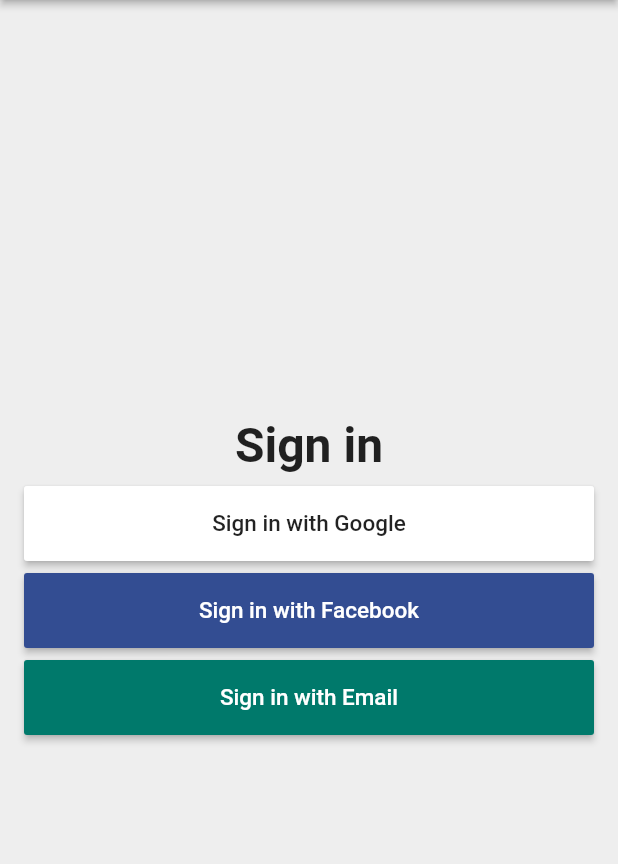
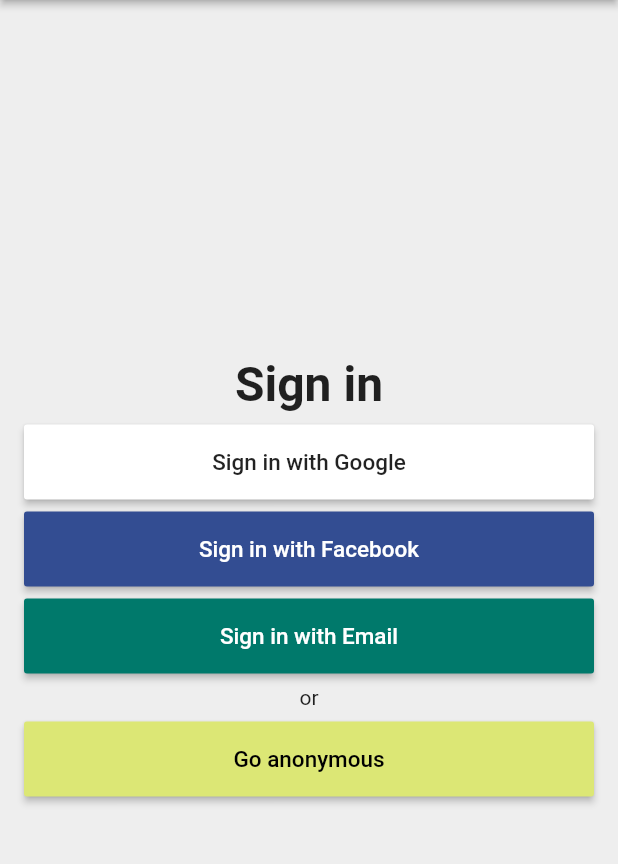
Before and after one commit to Eventyret/flutter-time-tracker, a Flutter app: the screen it shows after launch, on a phone screen of 412 x 824 dp, the part 84-948 px from its top. Run offline on Flutter 3.47's test engine with Material 2 defaults, Android fonts, the phone set to English and light mode, and no system bars.

Commit message:
Added or and Anonomoys button

```diff
--- a/lib/app/sign_in/sign_in_page.dart
+++ b/lib/app/sign_in/sign_in_page.dart
@@ -56,6 +56,26 @@ class SignInPage extends StatelessWidget {
             color: Colors.teal[700],
             onPressed: () {},
           ),
+          SizedBox(
+            height: 8.0,
+          ),
+          Text(
+            'or',
+            style: TextStyle(
+              fontSize: 14.0,
+              color: Colors.black87,
+            ),
+            textAlign: TextAlign.center,
+          ),
+          SizedBox(
+            height: 8.0,
+          ),
+          SignInButton(
+            text: 'Go anonymous',
+            textColor: Colors.black,
+            color: Colors.lime[300],
+            onPressed: () {},
+          ),
         ],
       ),
     );
```
